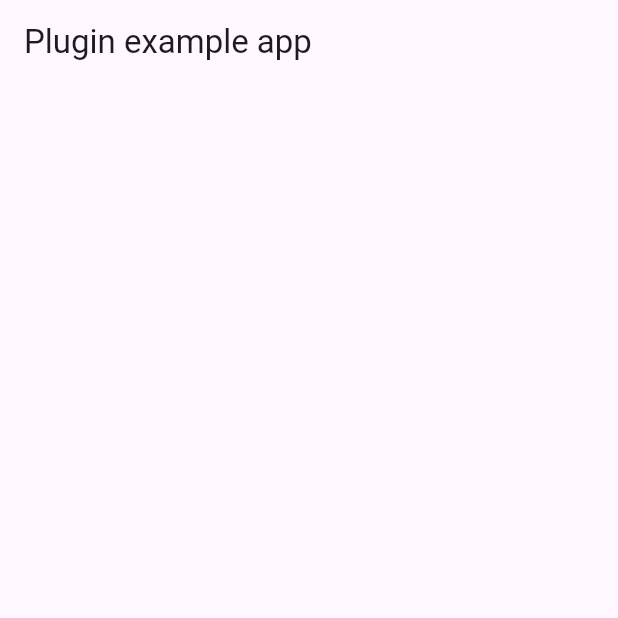
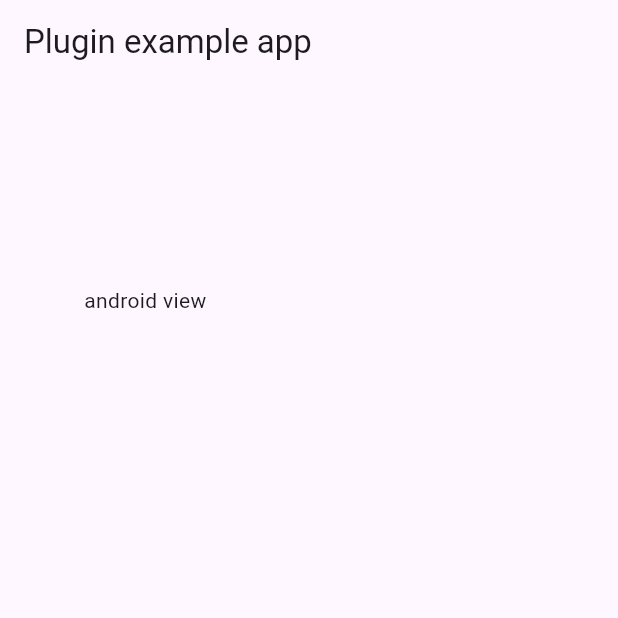
Before and after one commit to krishnatsn/bunny_sdk_player_ff, a Flutter app: the screen it shows after launch, on a phone screen of 412 x 824 dp, the top half of it. Run offline on Flutter 3.47's test engine with Material 3 defaults, Android fonts, the phone set to English and light mode, and no system bars; our stand-ins replace plugin_platform_interface.

Commit message:
feat(video_player): add platform-specific views for macOS and Android
Add conditional rendering based on platform to support macOS and Android separately. Returns a simple Text widget for Android as a placeholder until proper implementation is added.

```diff
--- a/lib/flutter_bunny_video_player.dart
+++ b/lib/flutter_bunny_video_player.dart
@@ -1,3 +1,5 @@
+
+import 'dart:io';
 
 import 'package:flutter/material.dart';
 import 'package:flutter/services.dart';
@@ -27,6 +29,7 @@ class BunnyPlayerView extends StatelessWidget {
   Widget build(BuildContext context) {
     const viewType = 'bunny_player_view';
 
+    if(Platform.isMacOS){
     return UiKitView(
       viewType: viewType,
       layoutDirection: TextDirection.ltr,
@@ -38,5 +41,10 @@ class BunnyPlayerView extends StatelessWidget {
       },
       creationParamsCodec: const StandardMessageCodec(),
     );
+    }
+    if(Platform.isAndroid){
+      return Text("android view");
+    }
+    return Container();
   }
 }
```
